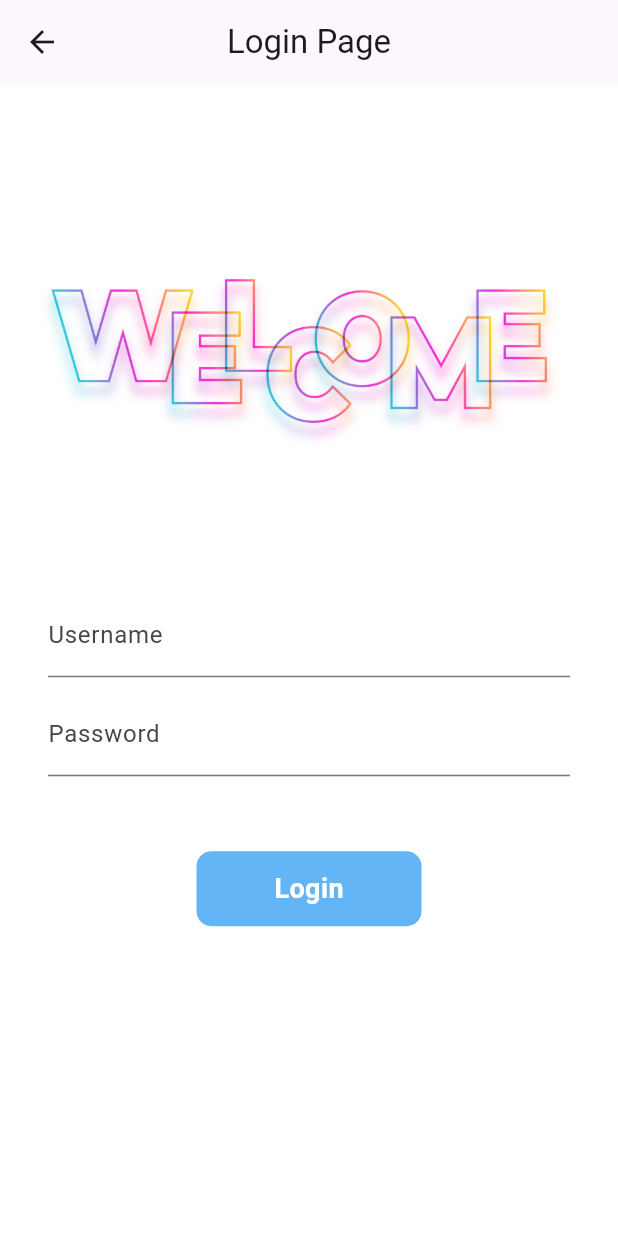
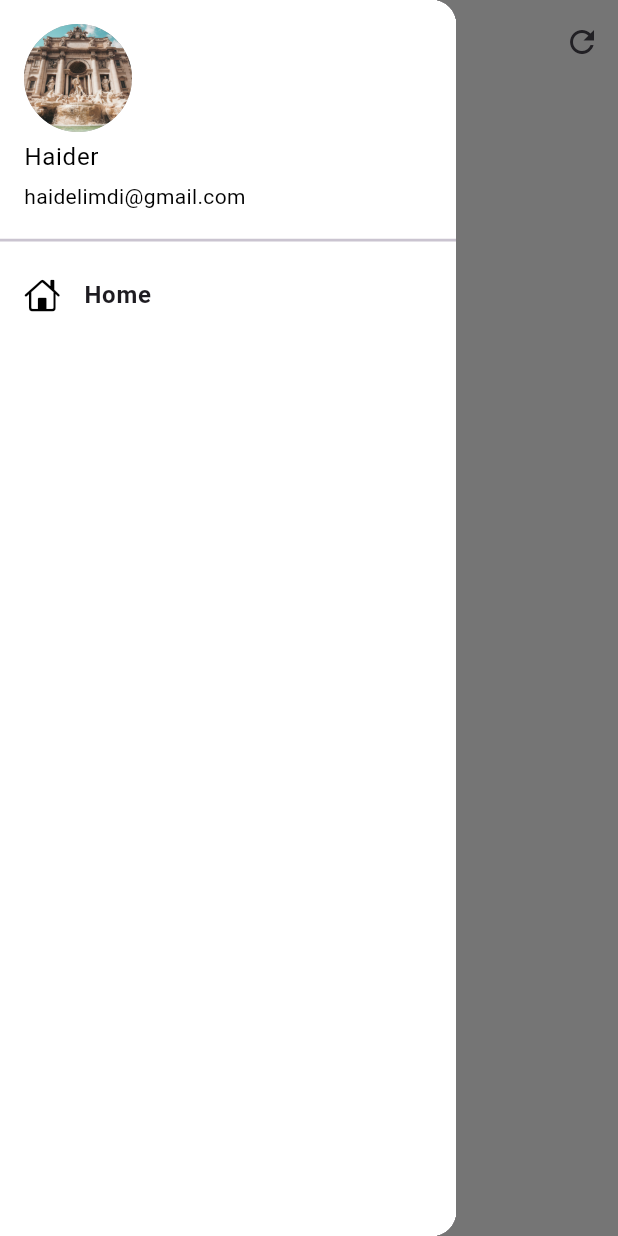
Before and after one commit to HaiderL48/flutter_application_1, a Flutter app: the screen it shows after launch, with the side drawer open (before the commit the screen has no drawer), on a phone screen of 412 x 824 dp. Run offline on Flutter 3.47's test engine with Material 3 defaults, Android fonts, the phone set to English and light mode, and no system bars; our stand-ins replace google_fonts.

Commit message:
20-11-24

```diff
--- a/analysis_options.yaml
+++ b/analysis_options.yaml
@@ -7,7 +7,7 @@
 
 # The following line activates a set of recommended lints for Flutter apps,
 # packages, and plugins designed to encourage good coding practices.
-include: package:flutter_lints/flutter.yaml
+# include: package:flutter_lints/flutter.yaml
 
 linter:
   # The lint rules applied to this project can be customized in the
--- a/lib/main.dart
+++ b/lib/main.dart
@@ -18,10 +18,11 @@ class MyApp extends StatelessWidget {
         debugShowCheckedModeBanner: false,
         themeMode: ThemeMode.light,
         theme: ThemeData(
+          primarySwatch: Colors.deepPurple,
           fontFamily: GoogleFonts.gothicA1().fontFamily,
         ),
         darkTheme: ThemeData(brightness: Brightness.dark),
-        initialRoute: '/login',
+        initialRoute: '/',
         routes: {
           MyRoutes.homePage: (context) => const HomePage(),
           MyRoutes.homePage: (context) => const HomePage(),
--- a/lib/pages/home_page.dart
+++ b/lib/pages/home_page.dart
@@ -1,4 +1,6 @@
 import 'package:flutter/material.dart';
+import 'package:flutter_application_1/services/employee_services.dart';
+import 'package:flutter_application_1/widgets/drawer.dart';
 // import 'package:google_fonts/google_fonts.dart';
 
 class HomePage extends StatefulWidget {
@@ -15,32 +17,25 @@ class _HomePage extends State<HomePage> {
   @override
   Widget build(BuildContext context) {
     return Scaffold(
-      // backgroundColor: Colors.transparent,
+      backgroundColor: Colors.transparent,
       appBar: AppBar(
-        backgroundColor: Colors.transparent,
+        backgroundColor: Colors.white,
         elevation: 0.1,
         title: const Text("Title"),
+        actions: [
+          IconButton(
+              onPressed: () => {EmployeeServices().getData()},
+              icon: Icon(Icons.refresh_outlined))
+        ],
       ),
       body: SingleChildScrollView(
         child: Column(children: [
-          Image.asset(
-            'assets/images/img3.jpg',
-            height: 900,
-            fit: BoxFit.fill,
-          ),
           Column(
             mainAxisAlignment: MainAxisAlignment.end,
-            children: [
-              Ink(
-                color: Colors.red,
-                height: 50,
-                width: 100,
-              ),
-              const Text('Hello'),
-            ],
           )
         ]),
       ),
+      drawer: MyDrawer(),
     );
   }
 }
--- /dev/null
+++ b/lib/widgets/drawer.dart
@@ -0,0 +1,52 @@
+import 'package:flutter/cupertino.dart';
+import 'package:flutter/material.dart';
+// import 'package:flutter/widgets.dart';
+
+class MyDrawer extends StatelessWidget {
+  const MyDrawer({super.key});
+
+  @override
+  Widget build(BuildContext context) {
+    // final imgUrl =
+    "https://www.google.com/imgres?q=profile&imgurl=https%3A%2F%2Fstatic.vecteezy.com%2Fsystem%2Fresources%2Fpreviews%2F005%2F544%2F718%2Fnon_2x%2Fprofile-icon-design-free-vector.jpg&imgrefurl=https%3A%2F%2Fwww.vecteezy.com%2Ffree-vector%2Fprofile-icon&docid=RBpRIqik_jZCqM&tbnid=_5mhIFxchtSFMM&vet=12ahUKEwjlyaaynqaIAxUNd2wGHU1MOt8QM3oECBkQAA..i&w=980&h=980&hcb=2&ved=2ahUKEwjlyaaynqaIAxUNd2wGHU1MOt8QM3oECBkQAA";
+    return Drawer(
+      child: Container(
+        color: Colors.white,
+        child: ListView(
+          children: [
+            DrawerHeader(
+              padding: EdgeInsets.zero,
+              child: UserAccountsDrawerHeader(
+                decoration: BoxDecoration(color: Colors.white),
+                accountName: Text('Haider',
+                    style: TextStyle(
+                      color: Colors.black,
+                    )),
+                accountEmail: Text('haidelimdi@gmail.com',
+                    style: TextStyle(
+                      color: Colors.black,
+                    )),
+                margin: EdgeInsets.zero,
+                currentAccountPicture: CircleAvatar(
+                  backgroundColor: Colors.grey,
+                  backgroundImage: AssetImage('assets/images/img.jpg'),
+                ),
+              ),
+            ),
+            ListTile(
+              leading: Icon(
+                CupertinoIcons.home,
+                color: Colors.black,
+              ),
+              title: Text(
+                'Home',
+                textScaler: TextScaler.linear(1.0),
+                style: TextStyle(fontWeight: FontWeight.bold),
+              ),
+            ),
+          ],
+        ),
+      ),
+    );
+  }
+}
```
Also changed, not shown: lib/models/employee.dart (added, +20 -0 lines), lib/services/employee_services.dart (added, +20 -0 lines), 1 other file.
